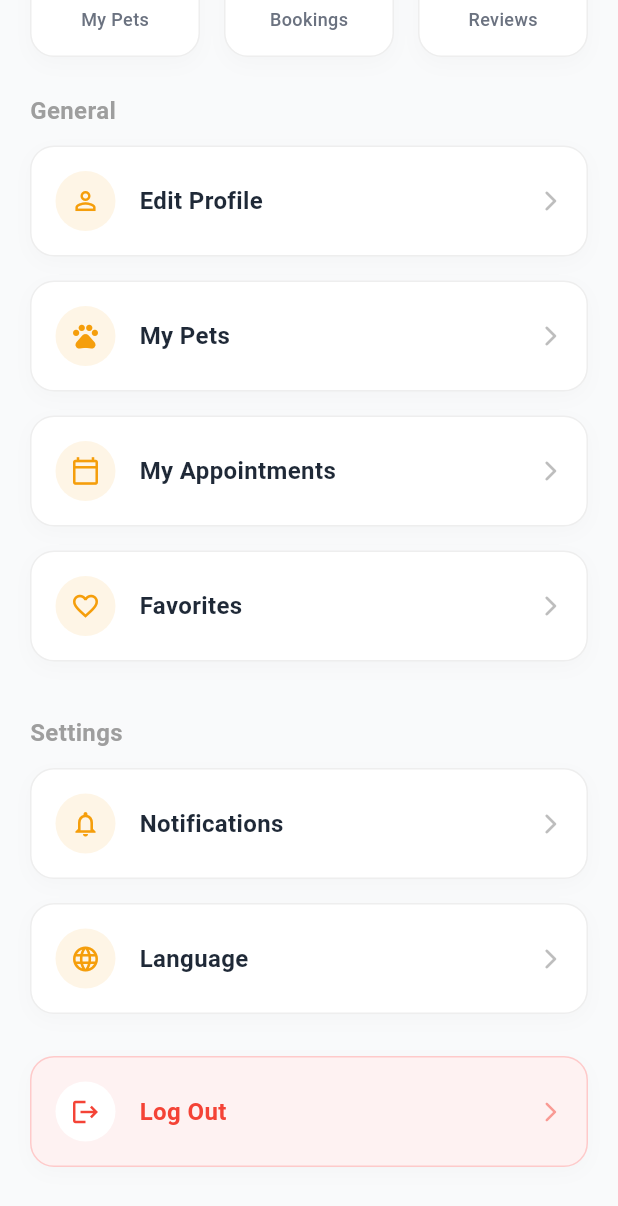
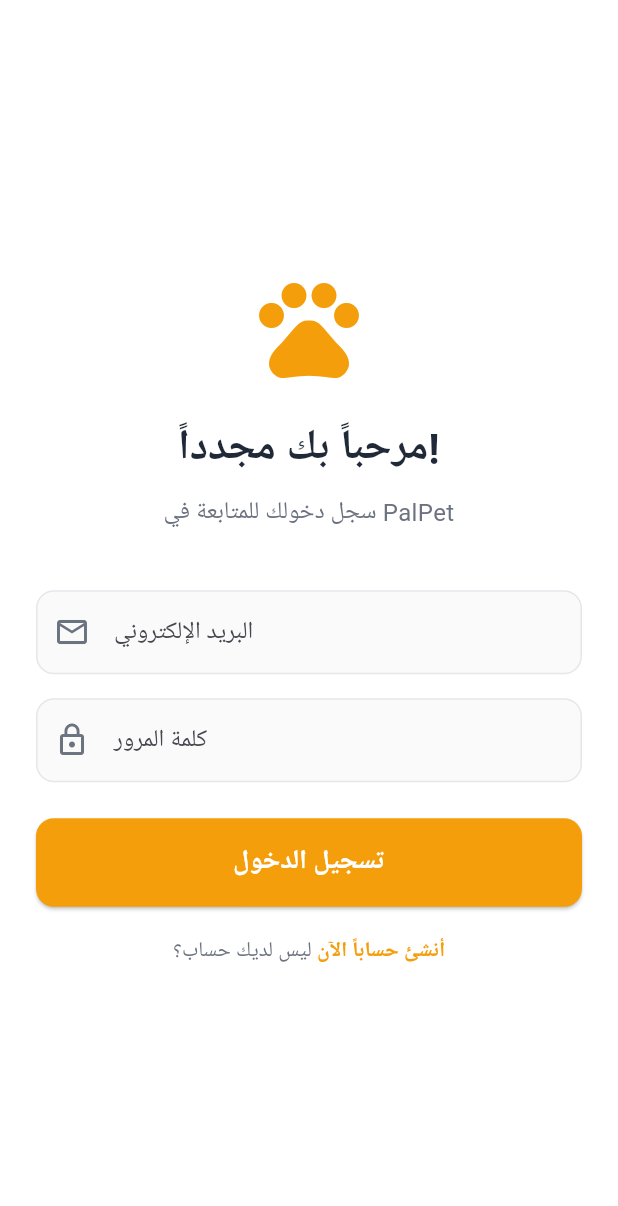
Before and after one commit to 1nader1/palpetapp, a Flutter app: the ProfileScreen screen opened directly, scrolled down 365 dp, after a tap on "Log Out", on a phone screen of 412 x 824 dp. Shown: the top 1206 px of the screen. Run offline on Flutter 3.47's test engine with Material 3 defaults, Android fonts, the phone set to English and light mode, and no system bars; our stand-ins replace cloud_firestore, firebase_auth, firebase_core; accounts and stored records are empty; network calls fail; Roboto replaces fonts that are missing (Segoe UI).

Commit message:
auth handling

```diff
--- /dev/null
+++ b/lib/screens/auth/login_screen.dart
@@ -0,0 +1,167 @@
+import 'package:flutter/material.dart';
+import '../../core/constants/app_colors.dart';
+import '../../services/auth_service.dart';
+import '../main_shell.dart';
+import 'register_screen.dart';
+
+class LoginScreen extends StatefulWidget {
+  const LoginScreen({super.key});
+
+  @override
+  State<LoginScreen> createState() => _LoginScreenState();
+}
+
+class _LoginScreenState extends State<LoginScreen> {
+  final _emailController = TextEditingController();
+  final _passwordController = TextEditingController();
+  final _formKey = GlobalKey<FormState>();
+  bool _isLoading = false;
+
+  void _login() async {
+    if (_formKey.currentState!.validate()) {
+      setState(() => _isLoading = true);
+      try {
+        await AuthService().signIn(
+          email: _emailController.text.trim(),
+          password: _passwordController.text.trim(),
+        );
+        // الانتقال للصفحة الرئيسية بعد النجاح وحذف الصفحات السابقة من الذاكرة
+        if (mounted) {
+          Navigator.pushAndRemoveUntil(
+            context,
+            MaterialPageRoute(builder: (context) => const MainShell()),
+            (route) => false,
+          );
+        }
+      } catch (e) {
+        if (mounted) {
+          ScaffoldMessenger.of(context).showSnackBar(
+            SnackBar(content: Text(e.toString()), backgroundColor: Colors.red),
+          );
+        }
+      } finally {
+        if (mounted) setState(() => _isLoading = false);
+      }
+    }
+  }
+
+  @override
+  Widget build(BuildContext context) {
+    return Scaffold(
+      backgroundColor: AppColors.background,
+      body: Center(
+        child: SingleChildScrollView(
+          padding: const EdgeInsets.all(24.0),
+          child: Form(
+            key: _formKey,
+            child: Column(
+              mainAxisAlignment: MainAxisAlignment.center,
+              crossAxisAlignment: CrossAxisAlignment.stretch,
+              children: [
+                // اللوجو أو العنوان
+                const Icon(Icons.pets, size: 80, color: AppColors.primary),
+                const SizedBox(height: 20),
+                const Text(
+                  'مرحباً بك مجدداً!',
+                  textAlign: TextAlign.center,
+                  style: TextStyle(
+                    fontSize: 28,
+                    fontWeight: FontWeight.bold,
+                    color: AppColors.textDark,
+                  ),
+                ),
+                const SizedBox(height: 10),
+                const Text(
+                  'سجل دخولك للمتابعة في PalPet',
+                  textAlign: TextAlign.center,
+                  style: TextStyle(fontSize: 16, color: AppColors.textGrey),
+                ),
+                const SizedBox(height: 40),
+
+                // حقل الإيميل
+                TextFormField(
+                  controller: _emailController,
+                  keyboardType: TextInputType.emailAddress,
+                  decoration: _inputDecoration('البريد الإلكتروني', Icons.email_outlined),
+                  validator: (value) =>
+                      value!.isEmpty ? 'الرجاء إدخال البريد الإلكتروني' : null,
+                ),
+                const SizedBox(height: 16),
+
+                // حقل كلمة المرور
+                TextFormField(
+                  controller: _passwordController,
+                  obscureText: true,
+                  decoration: _inputDecoration('كلمة المرور', Icons.lock_outline),
+                  validator: (value) =>
+                      value!.length < 6 ? 'كلمة المرور يجب أن تكون 6 أحرف على الأقل' : null,
+                ),
+                const SizedBox(height: 24),
+
+                // زر الدخول
+                _isLoading
+                    ? const Center(child: CircularProgressIndicator(color: AppColors.primary))
+                    : ElevatedButton(
+                        onPressed: _login,
+                        style: ElevatedButton.styleFrom(
+                          backgroundColor: AppColors.primary,
+                          padding: const EdgeInsets.symmetric(vertical: 16),
+                          shape: RoundedRectangleBorder(
+                            borderRadius: BorderRadius.circular(12),
+                          ),
+                        ),
+                        child: const Text(
+                          'تسجيل الدخول',
+                          style: TextStyle(fontSize: 18, color: Colors.white, fontWeight: FontWeight.bold),
+                        ),
+                      ),
+                const SizedBox(height: 20),
+
+                // رابط إنشاء حساب
+                Row(
+                  mainAxisAlignment: MainAxisAlignment.center,
+                  children: [
+                    const Text('ليس لديك حساب؟ ', style: TextStyle(color: AppColors.textGrey)),
+                    GestureDetector(
+                      onTap: () {
+                        Navigator.push(
+                          context,
+                          MaterialPageRoute(builder: (context) => const RegisterScreen()),
+                        );
+                      },
+                      child: const Text(
+                        'أنشئ حساباً الآن',
+                        style: TextStyle(color: AppColors.primary, fontWeight: FontWeight.bold),
+                      ),
+                    ),
+                  ],
+                ),
+              ],
+            ),
+          ),
+        ),
+      ),
+    );
+  }
+
+  InputDecoration _inputDecoration(String label, IconData icon) {
+    return InputDecoration(
+      labelText: label,
+      prefixIcon: Icon(icon, color: AppColors.textGrey),
+      border: OutlineInputBorder(
+        borderRadius: BorderRadius.circular(12),
+        borderSide: const BorderSide(color: AppColors.inputBorder),
+      ),
+      enabledBorder: OutlineInputBorder(
+        borderRadius: BorderRadius.circular(12),
+        borderSide: const BorderSide(color: AppColors.inputBorder),
+      ),
+      focusedBorder: OutlineInputBorder(
+        borderRadius: BorderRadius.circular(12),
+        borderSide: const BorderSide(color: AppColors.primary, width: 2),
+      ),
+      filled: true,
+      fillColor: Colors.grey[50],
+    );
+  }
+}
--- a/lib/screens/profile/profile_screen.dart
+++ b/lib/screens/profile/profile_screen.dart
@@ -1,9 +1,75 @@
 import 'package:flutter/material.dart';
+import 'package:firebase_auth/firebase_auth.dart';
+import 'package:cloud_firestore/cloud_firestore.dart';
 import '../../core/constants/app_colors.dart';
+import '../../services/auth_service.dart';
+import '../auth/login_screen.dart'; // تأكد أن المسار صحيح لصفحة اللوج ان
 import 'widgets/profile_menu_item.dart';
 
-class ProfileScreen extends StatelessWidget {
+class ProfileScreen extends StatefulWidget {
   const ProfileScreen({super.key});
+
+  @override
+  State<ProfileScreen> createState() => _ProfileScreenState();
+}
+
+class _ProfileScreenState extends State<ProfileScreen> {
+  // متغيرات لحفظ بيانات المستخدم
+  String _name = "جاري التحميل...";
+  String _email = "";
+  String _photoUrl = "https://images.unsplash.com/photo-1535713875002-d1d0cf377fde?q=80&w=2080&auto=format&fit=crop"; // صورة افتراضية
+
+  @override
+  void initState() {
+    super.initState();
+    _fetchUserData();
+  }
+
+  // دالة لجلب البيانات من فايربيس
+  Future<void> _fetchUserData() async {
+    final user = FirebaseAuth.instance.currentUser;
+    if (user != null) {
+      setState(() {
+        _email = user.email ?? ""; // الإيميل موجود دائماً في الـ Auth
+      });
+
+      try {
+        // جلب الاسم من Firestore (من كولكشن users)
+        DocumentSnapshot userDoc = await FirebaseFirestore.instance
+            .collection('users')
+            .doc(user.uid)
+            .get();
+
+        if (userDoc.exists && mounted) {
+          setState(() {
+            _name = userDoc['name'] ?? "مستخدم PalPet";
+            // يمكنك هنا أيضاً جلب الصورة إذا كنت قد حفظتها في الداتابيس
+          });
+        }
+      } catch (e) {
+        debugPrint("Error fetching user data: $e");
+      }
+    }
+  }
+
+  // دالة تسجيل الخروج
+  void _handleLogout() async {
+    try {
+      await AuthService().signOut();
+      if (mounted) {
+        // العودة لصفحة تسجيل الدخول وحذف كل الصفحات السابقة من المكدس
+        Navigator.pushAndRemoveUntil(
+          context,
+          MaterialPageRoute(builder: (context) => const LoginScreen()),
+          (route) => false,
+        );
+      }
+    } catch (e) {
+      ScaffoldMessenger.of(context).showSnackBar(
+        SnackBar(content: Text("فشل تسجيل الخروج: $e")),
+      );
+    }
+  }
 
   @override
   Widget build(BuildContext context) {
@@ -12,12 +78,10 @@ class ProfileScreen extends StatelessWidget {
       body: SingleChildScrollView(
         child: Column(
           children: [
-
             Stack(
               clipBehavior: Clip.none,
               alignment: Alignment.center,
               children: [
-
                 Container(
                   height: 180,
                   width: double.infinity,
@@ -26,7 +90,6 @@ class ProfileScreen extends StatelessWidget {
                     borderRadius: BorderRadius.vertical(bottom: Radius.circular(30)),
                   ),
                 ),
-
                 Positioned(
                   bottom: -50,
                   child: Container(
@@ -41,53 +104,48 @@ class ProfileScreen extends StatelessWidget {
                         ),
                       ],
                     ),
-                    child: const CircleAvatar(
+                    child: CircleAvatar(
                       radius: 60,
-                      backgroundImage: NetworkImage(
-                        'https://images.unsplash.com/photo-1535713875002-d1d0cf377fde?q=80&w=2080&auto=format&fit=crop',
-                      ),
+                      backgroundImage: NetworkImage(_photoUrl),
                     ),
                   ),
                 ),
               ],
             ),
-
             const SizedBox(height: 60),
 
-            const Text(
-              "Nader Al-Amayreh",
-              style: TextStyle(
+            // عرض الاسم الحقيقي
+            Text(
+              _name,
+              style: const TextStyle(
                 fontSize: 22,
                 fontWeight: FontWeight.bold,
                 color: AppColors.textDark,
               ),
             ),
             const SizedBox(height: 4),
-            const Text(
-              "nader@example.com",
-              style: TextStyle(
+            // عرض الإيميل الحقيقي
+            Text(
+              _email,
+              style: const TextStyle(
                 fontSize: 14,
                 color: AppColors.textGrey,
               ),
             ),
-
             const SizedBox(height: 24),
-
             Padding(
               padding: const EdgeInsets.symmetric(horizontal: 20),
               child: Row(
                 children: [
-                  _buildStatCard("My Pets", "3"),
+                  _buildStatCard("My Pets", "0"), // مؤقتاً 0 حتى نبرمج إضافة الحيوانات
                   const SizedBox(width: 16),
-                  _buildStatCard("Bookings", "12"),
+                  _buildStatCard("Bookings", "0"),
                   const SizedBox(width: 16),
-                  _buildStatCard("Reviews", "5"),
+                  _buildStatCard("Reviews", "0"),
                 ],
               ),
             ),
-
             const SizedBox(height: 24),
-
             Padding(
               padding: const EdgeInsets.symmetric(horizontal: 20),
               child: Column(
@@ -100,7 +158,6 @@ class ProfileScreen extends StatelessWidget {
                     ),
                   ),
                   const SizedBox(height: 12),
-
                   ProfileMenuItem(
                     title: "Edit Profile",
                     icon: Icons.person_outline,
@@ -121,9 +178,7 @@ class ProfileScreen extends StatelessWidget {
                     icon: Icons.favorite_border,
                     onTap: () {},
                   ),
-
                   const SizedBox(height: 20),
-
                   const Align(
                     alignment: Alignment.centerLeft,
                     child: Text(
@@ -132,7 +187,6 @@ class ProfileScreen extends StatelessWidget {
                     ),
                   ),
                   const SizedBox(height: 12),
-
                   ProfileMenuItem(
                     title: "Notifications",
                     icon: Icons.notifications_none,
@@ -143,17 +197,15 @@ class ProfileScreen extends StatelessWidget {
                     icon: Icons.language,
                     onTap: () {},
                   ),
-
                   const SizedBox(height: 12),
 
+                  // زر تسجيل الخروج
                   ProfileMenuItem(
                     title: "Log Out",
                     icon: Icons.logout,
                     isLogout: true,
-                    onTap: () {
-                    },
+                    onTap: _handleLogout, // تم ربط الدالة هنا
                   ),
-
                   const SizedBox(height: 30),
                 ],
               ),
--- a/lib/services/auth_service.dart
+++ b/lib/services/auth_service.dart
@@ -0,0 +1,79 @@
+import 'package:firebase_auth/firebase_auth.dart';
+import 'package:cloud_firestore/cloud_firestore.dart';
+
+class AuthService {
+  // نأخذ نسخة من الفايربيس
+  final FirebaseAuth _auth = FirebaseAuth.instance;
+  final FirebaseFirestore _firestore = FirebaseFirestore.instance;
+
+  // 1. معرفة المستخدم الحالي (هل هو مسجل دخول أم لا؟)
+  User? get currentUser => _auth.currentUser;
+
+  // Stream لمراقبة حالة المستخدم (مفيد لتوجيه المستخدم للصفحة الرئيسية أو صفحة الدخول تلقائياً)
+  Stream<User?> get authStateChanges => _auth.authStateChanges();
+
+  // 2. إنشاء حساب جديد (Sign Up)
+  Future<UserCredential> signUp({
+    required String email,
+    required String password,
+    required String name, // سنحفظ الاسم في الداتابيس
+  }) async {
+    try {
+      // إنشاء الحساب في Authentication
+      UserCredential userCredential = await _auth.createUserWithEmailAndPassword(
+        email: email,
+        password: password,
+      );
+
+      // (اختياري لكن مهم) حفظ بيانات المستخدم الإضافية في Firestore
+      await _firestore.collection('users').doc(userCredential.user!.uid).set({
+        'uid': userCredential.user!.uid,
+        'email': email,
+        'name': name,
+        'createdAt': FieldValue.serverTimestamp(),
+      });
+
+      return userCredential;
+    } on FirebaseAuthException catch (e) {
+      throw _handleAuthError(e);
+    }
+  }
+
+  // 3. تسجيل الدخول (Sign In)
+  Future<UserCredential> signIn({
+    required String email,
+    required String password,
+  }) async {
+    try {
+      return await _auth.signInWithEmailAndPassword(
+        email: email,
+        password: password,
+      );
+    } on FirebaseAuthException catch (e) {
+      throw _handleAuthError(e);
+    }
+  }
+
+  // 4. تسجيل الخروج (Sign Out)
+  Future<void> signOut() async {
+    await _auth.signOut();
+  }
+
+  // دالة مساعدة لترجمة أخطاء فايربيس للعربية (عشان تعرضها للمستخدم)
+  String _handleAuthError(FirebaseAuthException e) {
+    switch (e.code) {
+      case 'email-already-in-use':
+        return 'هذا البريد الإلكتروني مستخدم بالفعل.';
+      case 'invalid-email':
+        return 'البريد الإلكتروني غير صالح.';
+      case 'weak-password':
+        return 'كلمة المرور ضعيفة جداً.';
+      case 'user-not-found':
+        return 'لا يوجد حساب بهذا البريد الإلكتروني.';
+      case 'wrong-password':
+        return 'كلمة المرور غير صحيحة.';
+      default:
+        return 'حدث خطأ غير معروف، حاول مرة أخرى.';
+    }
+  }
+}
```
Also changed, not shown: lib/main.dart (+27 -4 lines), lib/screens/auth/register_screen.dart (added, +157 -0 lines).
